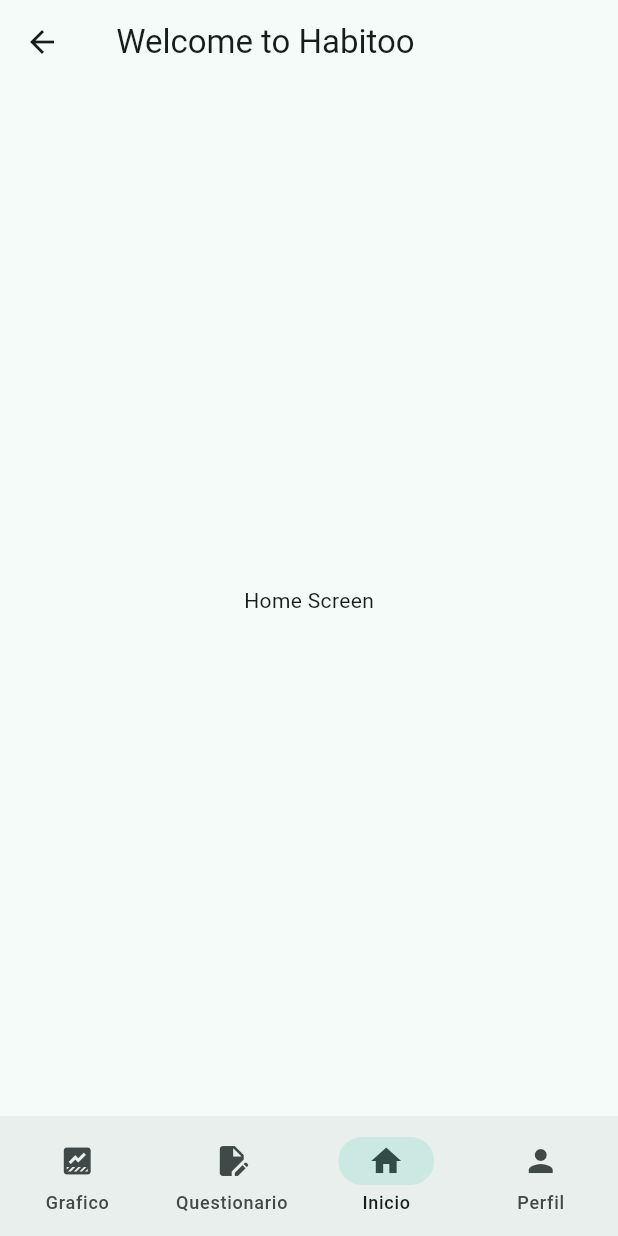
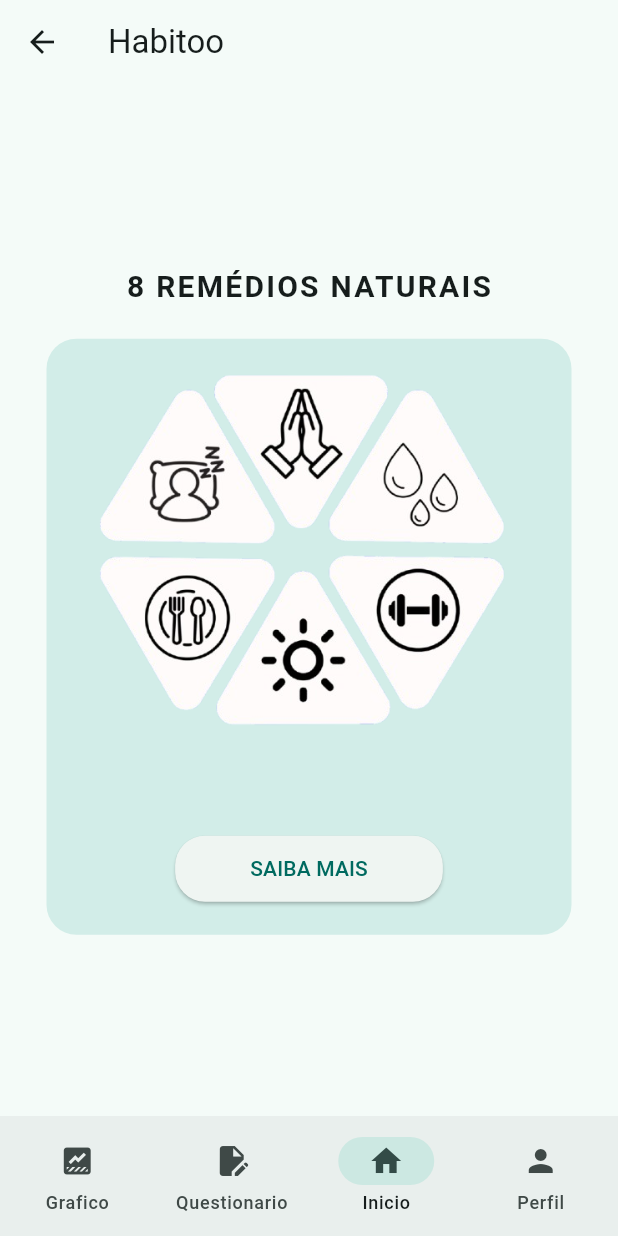
Before and after one commit to TeuszMAN/Habitoo, a Flutter app: the WidgetTree screen opened by its route, on a phone screen of 412 x 824 dp. Run offline on Flutter 3.47's test engine with Material 3 defaults, Android fonts, the phone set to English and light mode, and no system bars; our stand-ins replace google_fonts, sqflite, syncfusion_flutter_charts; accounts and stored records are empty.

Commit message:
Adicionar home

```diff
--- a/habitoo/lib/views/pages/home_screen.dart
+++ b/habitoo/lib/views/pages/home_screen.dart
@@ -1,10 +1,74 @@
 import 'package:flutter/material.dart';
+import 'package:url_launcher/url_launcher.dart';
 
 class HomeScreen extends StatelessWidget {
-  const HomeScreen({super.key});
+  final Uri _url = Uri.parse(
+    'https://www.adventistas.org/pt/saude/8-remedios-naturais/',
+  ); // Substitua com seu link
+
+  void _launchURL() async {
+    if (!await launchUrl(_url, mode: LaunchMode.externalApplication)) {
+      throw 'Não foi possível abrir $_url';
+    }
+  }
 
   @override
   Widget build(BuildContext context) {
-    return Center(child: Text('Home Screen'));
+    return Scaffold(
+      appBar: AppBar(
+        title: Text('Habitoo'),
+        backgroundColor: null,
+        foregroundColor: null,
+        elevation: 0,
+      ),
+      body: Center(
+        child: Column(
+          mainAxisAlignment: MainAxisAlignment.center,
+          children: [
+            Text(
+              '8 REMÉDIOS NATURAIS',
+              style: TextStyle(
+                fontSize: 20,
+                fontWeight: FontWeight.bold,
+                letterSpacing: 1.5,
+                color: null,
+              ),
+            ),
+            SizedBox(height: 20),
+            Container(
+              width: 350,
+              padding: EdgeInsets.all(20),
+              decoration: BoxDecoration(
+                color: const Color.fromARGB(36, 0, 150, 135),
+                borderRadius: BorderRadius.circular(20),
+                boxShadow: null,
+              ),
+              child: Column(
+                children: [
+                  Image.asset('assets/images/oitoremedios.png'),
+
+                  SizedBox(height: 60),
+                  ElevatedButton(
+                    onPressed: _launchURL,
+                    style: ElevatedButton.styleFrom(
+                      backgroundColor: null,
+                      foregroundColor: null,
+                      padding: EdgeInsets.symmetric(
+                        horizontal: 50,
+                        vertical: 12,
+                      ),
+                      shape: RoundedRectangleBorder(
+                        borderRadius: BorderRadius.circular(20),
+                      ),
+                    ),
+                    child: Text('SAIBA MAIS'),
+                  ),
+                ],
+              ),
+            ),
+          ],
+        ),
+      ),
+    );
   }
 }
--- a/habitoo/lib/views/widget_tree.dart
+++ b/habitoo/lib/views/widget_tree.dart
@@ -23,8 +23,6 @@ class WidgetTree extends StatelessWidget {
   @override
   Widget build(BuildContext context) {
     return Scaffold(
-      appBar: AppBar(title: Text(' Welcome to Habitoo'), centerTitle: false),
-
       body: ValueListenableBuilder(
         valueListenable: selectedPageNotifier,
         builder: (context, selectedPage, child) {
--- a/habitoo/pubspec.yaml
+++ b/habitoo/pubspec.yaml
@@ -40,6 +40,7 @@ dependencies:
   provider: ^6.0.0
   google_fonts: ^6.2.1
   syncfusion_flutter_charts: ^29.1.40
+  url_launcher: ^6.1.10
 
 dev_dependencies:
   flutter_test:
```
Also changed, not shown: habitoo/assets/images/oitoremedios.png (added), habitoo/pubspec.lock, 5 other files.
